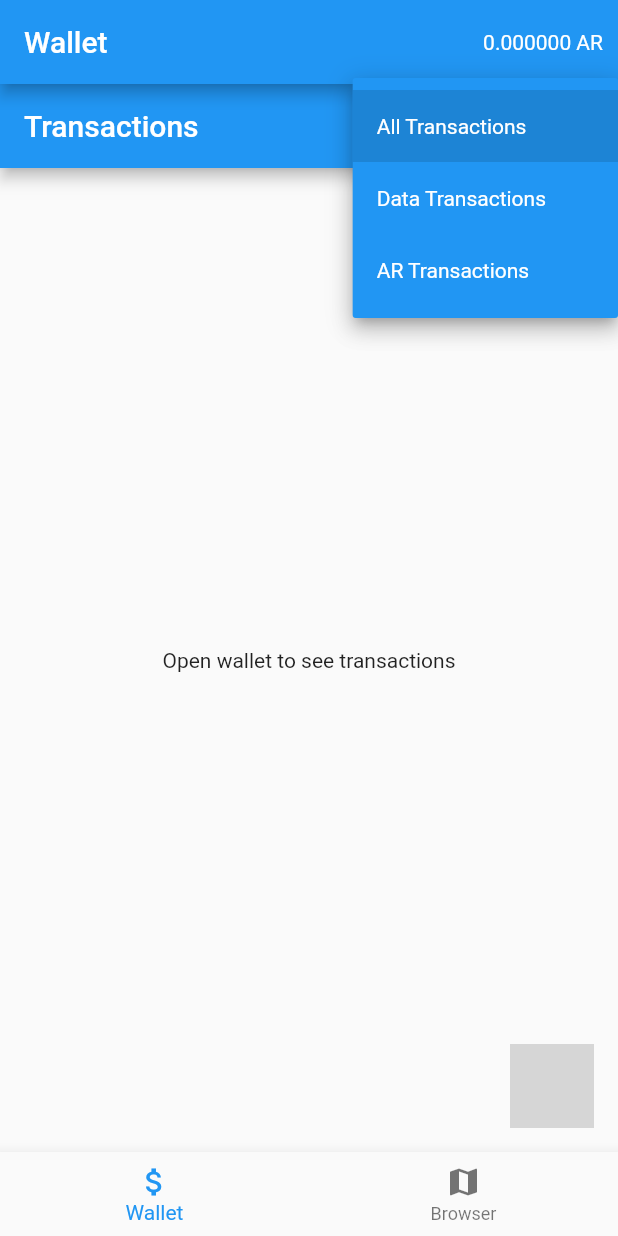
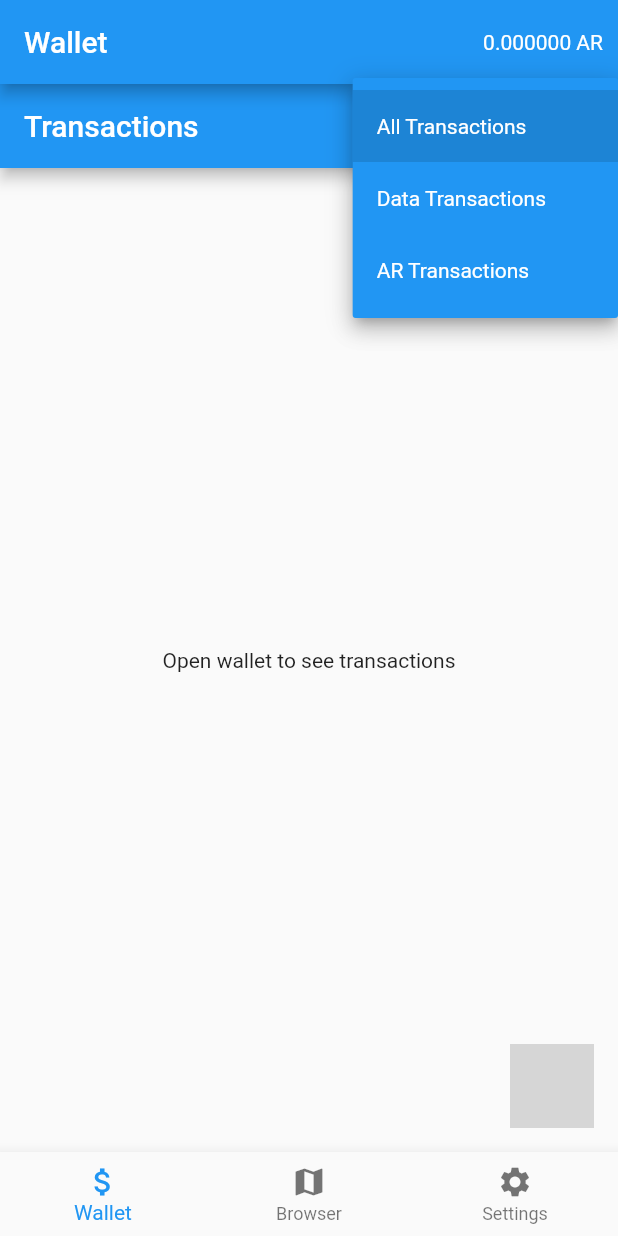
Before and after one commit to acolytec3/ArMob, a Flutter app: the screen it shows after launch, after a tap on "All Transactions", on a phone screen of 412 x 824 dp. Run offline on Flutter 3.47's test engine with Material 2 defaults, Android fonts, the phone set to English and light mode, and no system bars; our stand-ins replace file_picker, flutter_secure_storage, flutter_speed_dial; missing offline and left inert: flutter_inappwebview, libarweave, mime_type, web3dart; statements that could not run were skipped; grey boxes are pictures that could not be loaded.

Commit message:
Add settings page

```diff
--- a/lib/main.dart
+++ b/lib/main.dart
@@ -4,6 +4,7 @@ import 'package:arweave/wallet.dart';
 import 'package:arweave/appState.dart';
 import 'dart:io';
 import 'package:provider/provider.dart';
+import 'package:arweave/settings.dart';
 
 void main() {
   runApp(ChangeNotifierProvider(
@@ -50,7 +51,8 @@ class _HomePageState extends State<HomePage> with TickerProviderStateMixin {
                     Offstage(
                       offstage: _currentIndex != 1,
                       child: Browser(),
-                    )
+                    ),
+                    Offstage(child: Settings(), offstage: _currentIndex != 2)
                   ],
                 )),
             bottomNavigationBar: BottomNavigationBar(
@@ -68,6 +70,7 @@ class _HomePageState extends State<HomePage> with TickerProviderStateMixin {
                     icon: Icon(Icons.map),
                     title: Text("Browser"),
                   ),
+                  BottomNavigationBarItem(icon: Icon(Icons.settings),title: Text("Settings"))
                 ])));
   }
 }
--- /dev/null
+++ b/lib/settings.dart
@@ -0,0 +1,64 @@
+import 'package:libarweave/libarweave.dart' as Ar;
+import 'package:flutter/material.dart';
+
+class Settings extends StatefulWidget {
+  Settings({Key key}) : super(key: key);
+
+  @override
+  _settingsState createState() => _settingsState();
+}
+
+class _settingsState extends State<Settings> {
+  String _gateway = "https://arweave.net:443";
+  String _customGateway = '';
+
+  @override
+  Widget build(BuildContext context) {
+    return (Column(
+      children: [
+        Text(
+          "Gateway",
+          style: TextStyle(fontWeight: FontWeight.bold),
+          textAlign: TextAlign.justify,
+        ),
+        RadioListTile(
+            value: 'https://arweave.net:443',
+            title: Text("Arweave.net"),
+            groupValue: _gateway,
+            onChanged: ((value) {
+              _gateway = value;
+              Ar.setPeer(peerAddress: _gateway);
+              setState(() {});
+            })),
+        RadioListTile(
+            value: 'https://perma.online:443',
+            title: Text("Perma.online"),
+            groupValue: _gateway,
+            onChanged: ((value) {
+              _gateway = value;
+              Ar.setPeer(peerAddress: _gateway);
+              setState(() {});
+            })),
+        ListTile(
+            leading: Radio(
+                value: _customGateway,
+                groupValue: _gateway,
+                onChanged: ((String value) {
+                  if (_customGateway != '') {
+                    _gateway = _customGateway;
+                  }
+
+                  Ar.setPeer(peerAddress: _gateway);
+                  setState(() {});
+                })),
+            title: TextField(
+              decoration: InputDecoration(
+                  border: OutlineInputBorder(),
+                  labelText: "Custom Gateway",
+                  hintText:"http://myCustomGateway:1854"),
+              onChanged: (value) => _customGateway = value,
+            ))
+      ],
+    ));
+  }
+}
```
